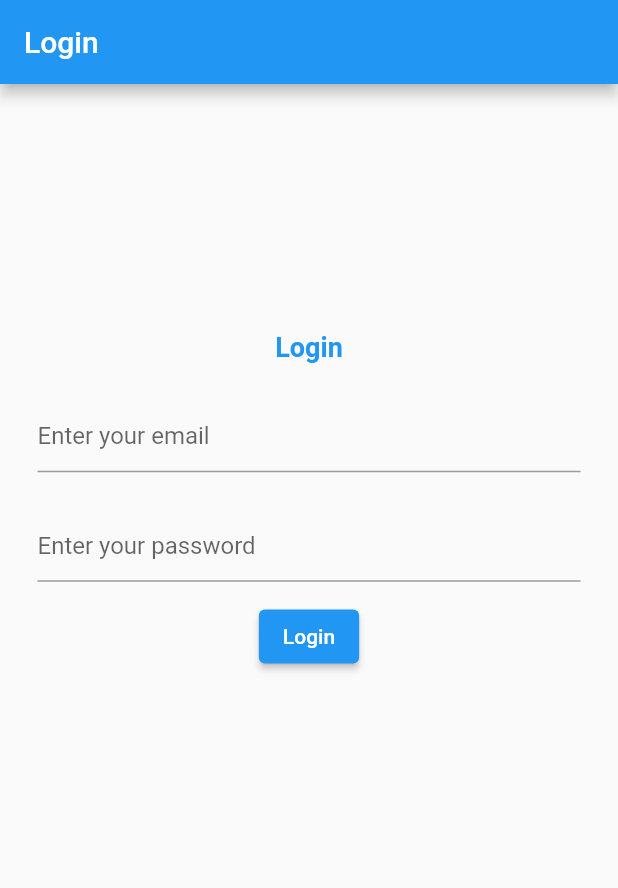
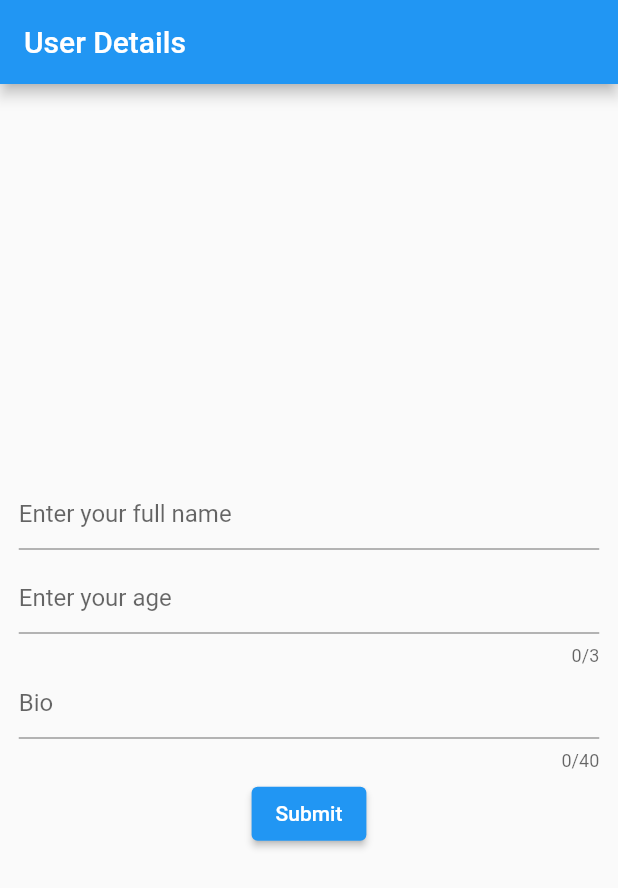
Before and after one commit to mohitsaini2882/mybloclogin, a Flutter app: the screen it shows after launch, on a phone screen of 412 x 824 dp. Shown: the top 888 px of the screen. Run offline on Flutter 3.47's test engine with Material 2 defaults, Android fonts, the phone set to English and light mode, and no system bars; our stand-ins replace cloud_firestore, firebase_auth, firebase_core, fluttertoast, localstorage, rxdart; accounts and stored records are empty.

Commit message:
add login bloc part home screen kahadat

```diff
--- a/lib/helpers/local_storage_helper.dart
+++ b/lib/helpers/local_storage_helper.dart
@@ -5,7 +5,7 @@ class LocalStoreageHelper{
   void addItemsToLocalStorage(String tag , String value) {
     _objS.setItem(tag, value);
   }
-  String getitemFromLocalStorage(String tag) {
+  String? getitemFromLocalStorage(String tag) {
     final rvalue = _objS.getItem(tag);
     return (rvalue);
   }
--- a/lib/main.dart
+++ b/lib/main.dart
@@ -1,7 +1,11 @@
 import 'package:firebase_core/firebase_core.dart';
 import 'package:flutter/material.dart';
+import 'package:mybloclogin/helpers/local_storage_helper.dart';
 import 'package:mybloclogin/ui/create_account.dart';
+import 'package:mybloclogin/ui/home_screen.dart';
 import 'package:mybloclogin/ui/login_screen.dart';
+import 'package:mybloclogin/ui/splash_screen.dart';
+import 'package:mybloclogin/ui/user_details.dart';
 Future<void> main() async {
   WidgetsFlutterBinding.ensureInitialized();
   await Firebase.initializeApp();
@@ -10,15 +14,16 @@ Future<void> main() async {
 class MyApp extends StatelessWidget {
   const MyApp({Key? key}) : super(key: key);
   @override
-  Widget build(BuildContext context) {
+  Widget build(BuildContext context){
       return MaterialApp(
         debugShowCheckedModeBanner: false,
         title: 'Flutter Demo',
         theme: ThemeData(
           primarySwatch: Colors.blue,
         ),
-     // home: CreateAccount(),
-      home:Login(),
+       //home: SplashScreen(),
+        home: UserDetails()
+        //home: CreateAccount(),
       );
   }
 }
--- a/lib/resources/providers/auth_provider.dart
+++ b/lib/resources/providers/auth_provider.dart
@@ -4,6 +4,7 @@ import 'package:mybloclogin/helpers/toast.dart';
 class AuthenticationHelper{
   final FirebaseAuth _auth = FirebaseAuth.instance;
   get user => _auth.currentUser;
+
   //SIGN UP METHOD
   Future signUp({required String email, required String password}) async {
     try {
@@ -44,4 +45,5 @@ class AuthenticationHelper{
       ToastPrinter(msg.toString());
     }
   }
+
 }
--- a/lib/resources/providers/login_provider.dart
+++ b/lib/resources/providers/login_provider.dart
@@ -14,13 +14,15 @@ class LoginProvider {
         await _auth.signInWithEmailAndPassword(email: email, password: password);
         PrintToast("SignedIn Successfully!");
         _localStoreageHelper.addItemsToLocalStorage("isLoggedIn:", "true");
+        _localStoreageHelper.addItemsToLocalStorage("currentUser:", _auth.currentUser.toString());
+        _localStoreageHelper.addItemsToLocalStorage("emailId:", _auth.currentUser!.email.toString());
+        _localStoreageHelper.addItemsToLocalStorage("uid:", _auth.currentUser!.uid.toString());
         return LoginModel(isErrorInLogin: "false",isLoggedIn: "true");
       } on FirebaseAuthException catch (e) {
         var msg  = e.message;
         PrintToast(msg.toString());
         _localStoreageHelper.addItemsToLocalStorage("isLoggedIn:", "false");
         return LoginModel(isErrorInLogin: "true",isLoggedIn: "false");
-
       }
   }
 }
--- a/lib/resources/providers/signup_provider.dart
+++ b/lib/resources/providers/signup_provider.dart
@@ -1,10 +1,10 @@
 import 'package:firebase_auth/firebase_auth.dart';
-import 'package:mybloclogin/helpers/data.dart';
 import 'package:mybloclogin/helpers/local_storage_helper.dart';
 import 'package:mybloclogin/helpers/toast.dart';
 import 'package:mybloclogin/models/signup_model.dart';
-import 'package:rxdart/rxdart.dart';
+import 'package:mybloclogin/ui/login_screen.dart';
 import 'package:flutter/material.dart';
+import 'package:mybloclogin/ui/create_account.dart';
 
 class SignUpProvider {
   final FirebaseAuth _auth = FirebaseAuth.instance;
@@ -24,8 +24,8 @@ class SignUpProvider {
         password: password,
       );
       final emailid=_auth.currentUser!.email;
-      ToastPrinter(_auth.currentUser!.email.toString());
-      print("Current User"+_auth.currentUser.toString());
+     /* ToastPrinter(_auth.currentUser!.email.toString());
+      print("Current User"+_auth.currentUser.toString());*/
       //assigning data to signupmodel using obj
       /*_objSignupModel.isSignup = "true";
         _objSignupModel.isError = "false";*/
@@ -36,8 +36,9 @@ class SignUpProvider {
       _localStoreageHelper.addItemsToLocalStorage("isSignup:", "true");
       _localStoreageHelper.addItemsToLocalStorage("isError:", "false");
       _localStoreageHelper.addItemsToLocalStorage("response:", _auth.currentUser.toString());
-
-
+      _localStoreageHelper.addItemsToLocalStorage("currentUser:", _auth.currentUser.toString());
+      _localStoreageHelper.addItemsToLocalStorage("emailId:", _auth.currentUser!.email.toString());
+      _localStoreageHelper.addItemsToLocalStorage("uid:", _auth.currentUser!.uid.toString());
       return SignupModel(emailid);
 
     } on FirebaseAuthException catch (e) {
--- /dev/null
+++ b/lib/ui/user_details.dart
@@ -0,0 +1,147 @@
+import 'package:flutter/material.dart';
+import 'package:mybloclogin/helpers/firestore_helper.dart';
+import 'package:mybloclogin/helpers/local_storage_helper.dart';
+import 'package:mybloclogin/helpers/toast.dart';
+import 'package:mybloclogin/models/signup_model.dart';
+import 'package:mybloclogin/ui/login_screen.dart';
+class UserDetails extends StatefulWidget {
+  const UserDetails({Key? key}) : super(key: key);
+
+  @override
+  _UserDetailsState createState() => _UserDetailsState();
+}
+class _UserDetailsState extends State<UserDetails> {
+  TextEditingController _fullNameController = new TextEditingController();
+  TextEditingController _ageController = new TextEditingController();
+  TextEditingController _bioController = new TextEditingController();
+  String? FullName,Age,Bio;
+  String? UID;
+
+
+  //create localstorage obj
+  LocalStoreageHelper _localStoreageHelper =LocalStoreageHelper();
+  //create firesore_helper obj
+  FirestoreHelper _firestoreHelper = FirestoreHelper();
+  @override
+  void dispose(){
+    _fullNameController.dispose();
+    _ageController.dispose();
+    _bioController.dispose();
+    super.dispose();///fbfgb
+  }
+
+  @override
+  void initState() {
+    // TODO: implement initState
+    super.initState();
+    assignUID();
+  }
+
+  void assignUID()async{
+    String? resultvlaue = _localStoreageHelper.getitemFromLocalStorage("uid:");
+    if(resultvlaue!.isNotEmpty){
+      UID = resultvlaue;
+    }else{
+      ToastPrinter("Exception Run : Don't have any uid");
+    }
+  }
+
+
+  void storeData({required String? Fullname, required String? Age,required String? Bio })async{
+    if(FullName!.isNotEmpty && Age!.isNotEmpty &&  Bio!.isNotEmpty ){
+      Map<String?, String?> userDetails = {
+        "FullName": FullName,
+        "Age": Age,
+        "Bio": Bio,
+      };
+      _firestoreHelper.addWithDoc(documentUID: UID, tag: "userDetails", yourData: userDetails);
+    }
+  }
+
+
+
+  //new project
+  @override
+  Widget build(BuildContext context) {
+    return Scaffold(
+        appBar: AppBar(
+          title: Text("User Details"),
+        ),
+        body: StreamBuilder(
+          //stream: subloc.UserDetails,
+          builder: (context,AsyncSnapshot<SignupModel>snapshot){
+            if(snapshot.hasData){
+              return Container(
+                  height: MediaQuery.of(context).size.height,
+                  width: MediaQuery.of(context).size.width,
+                  child: Center(
+                    child: CircularProgressIndicator(),
+                  )
+              );
+            }else{
+              return SingleChildScrollView(
+                child: Container(
+                  height: MediaQuery.of(context).size.height,
+                  width: MediaQuery.of(context).size.width,
+                  child: Column(
+                    mainAxisAlignment: MainAxisAlignment.center,
+                    crossAxisAlignment: CrossAxisAlignment.center,
+                    children: [
+                      Padding(
+                        padding: const EdgeInsets.fromLTRB(12.5,4,12.5,4),
+                        child: TextField(
+                          controller: _fullNameController,
+                          decoration: InputDecoration(
+                              hintText: "Enter your full name"
+                          ),
+                          keyboardType: TextInputType.emailAddress,
+                        ),
+                      ),
+                      Padding(
+                        padding: const EdgeInsets.fromLTRB(12.5,4,12.5,0),
+                        child: TextField(
+                          controller: _ageController,
+                          decoration: InputDecoration(
+                              hintText: "Enter your age"
+                          ),
+                          keyboardType: TextInputType.number,
+                          obscureText: false,
+                          maxLength: 3,
+                        ),
+                      ),
+                      Padding(
+                        padding: const EdgeInsets.fromLTRB(12.5,0,12.5,4),
+                        child: TextField(
+                          controller: _bioController,
+                          decoration: InputDecoration(
+                              hintText: "Bio"
+                          ),
+                          keyboardType: TextInputType.text,
+                          obscureText: false,
+                          maxLength: 40,
+                        ),
+                      ),
+                      ElevatedButton(onPressed: ()async{
+                        _localStoreageHelper.addItemsToLocalStorage("fullName:",_fullNameController.text.toString());
+                        _localStoreageHelper.addItemsToLocalStorage("age:",_ageController.text.toString());
+                        _localStoreageHelper.addItemsToLocalStorage("bio:",_bioController.text.toString());
+
+                        FullName = _localStoreageHelper.getitemFromLocalStorage("fullName:");
+                        Age =  _localStoreageHelper.getitemFromLocalStorage("age:");
+                        Bio = _localStoreageHelper.getitemFromLocalStorage("bio:");
+                        storeData(Fullname: FullName, Age: Age, Bio: Bio);
+                        Navigator.pushReplacement(context, MaterialPageRoute(builder: (context)=>const Login()));
+                      }, child: const Text("Submit")),
+                      const SizedBox(
+                        height: 55,
+                      ),
+                    ],
+                  ),
+                ),
+              );
+            }
+          },
+        )
+    );
+  }
+}
--- a/pubspec.yaml
+++ b/pubspec.yaml
@@ -40,6 +40,7 @@ dependencies:
   flutter_bloc: ^8.0.1
   rxdart: ^0.27.3
   localstorage: ^4.0.0+1
+  cloud_firestore: ^3.1.8
 
 dev_dependencies:
   flutter_test:
```
Also changed, not shown: lib/helpers/firestore_helper.dart (added, +17 -0 lines), lib/ui/create_account.dart (+21 -8 lines), lib/ui/home_screen.dart (added, +80 -0 lines), lib/ui/login_screen.dart (+26 -3 lines), lib/ui/show_and_edit_userDetails.dart (added, +88 -0 lines), lib/ui/splash_screen.dart (added, +46 -0 lines), pubspec.lock. Lines whose indentation alone changed are shown as unchanged.
